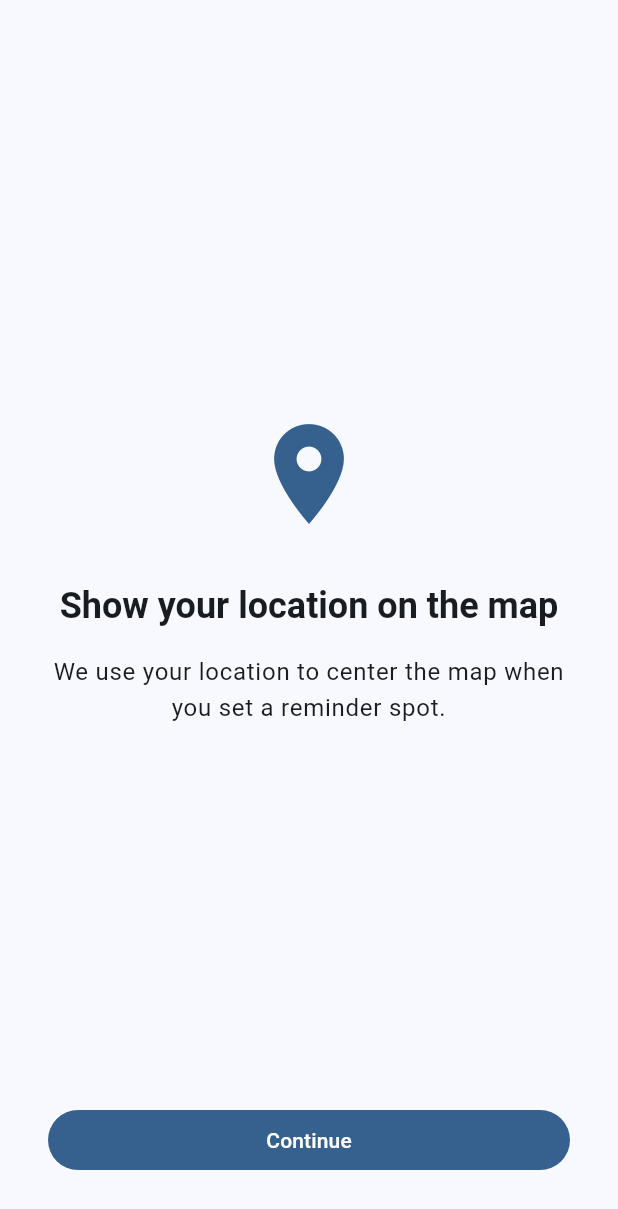
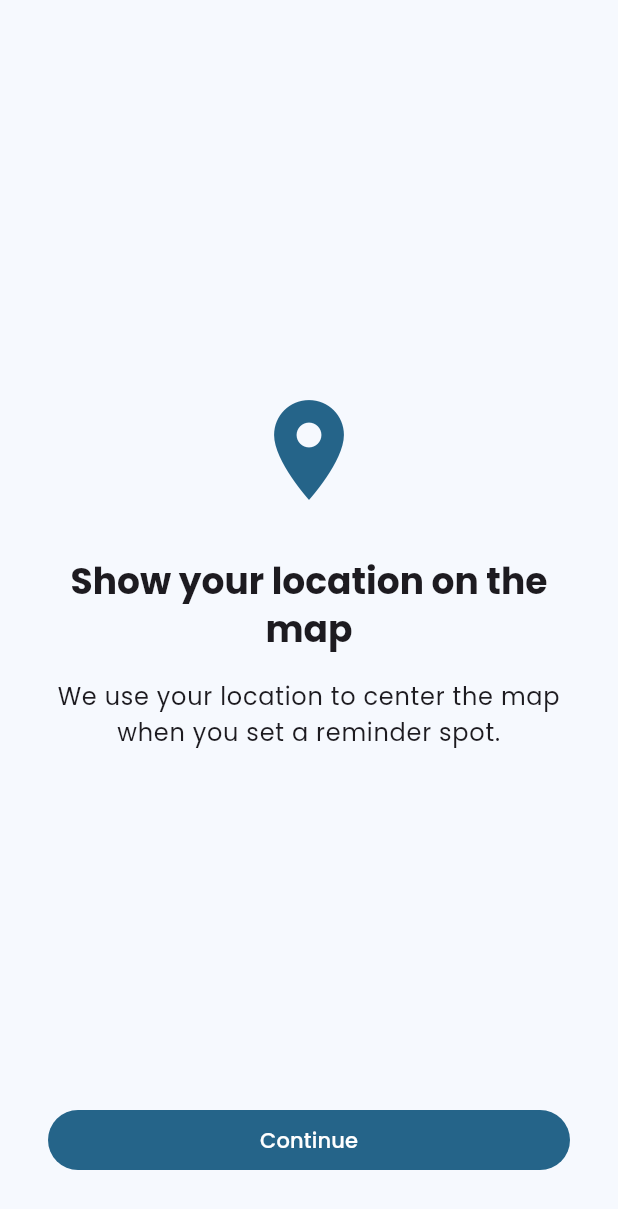
Before and after one commit to Afrothundr/while-youre-out, a Flutter app: the screen it shows after launch, on a phone screen of 412 x 824 dp. Shown: the top 1209 px of the screen. Run offline on Flutter 3.47's test engine with Material 3 defaults, Android fonts, the phone set to English and light mode, and no system bars; our stand-ins replace drift, equatable, flutter_local_notifications, flutter_riverpod, geolocator, go_router and 5 more; accounts and stored records are empty; generated files the repository leaves out were written again.

Commit message:
feat(ui_kit): add Poppins font, sky-blue seed color, card theme, and FAB shape
- Add google_fonts ^6.2.1 dependency
- Change default seed/list color from 0xFF2196F3 to 0xFF0099D9 (sky blue)
- Replace static TextStyle constants with GoogleFonts.poppins() getters
- Update AppTheme: use GoogleFonts.poppinsTextTheme as base TextTheme
- Add CardThemeData (elevation 2, 16px radius, 16x6 margin)
- Add FloatingActionButtonThemeData with StadiumBorder shape

Closes while-youre-out-0me

```diff
--- a/packages/ui_kit/lib/src/theme/app_colors.dart
+++ b/packages/ui_kit/lib/src/theme/app_colors.dart
@@ -4,7 +4,7 @@ import 'package:flutter/material.dart';
 abstract final class AppColors {
   /// Eight ARGB color values users can pick for a list's accent color.
   static const List<int> listColors = <int>[
-    0xFF2196F3, // blue (default)
+    0xFF0099D9, // sky blue (default)
     0xFF4CAF50, // green
     0xFFFF9800, // orange
     0xFFE91E63, // pink
--- a/packages/ui_kit/lib/src/theme/app_theme.dart
+++ b/packages/ui_kit/lib/src/theme/app_theme.dart
@@ -1,11 +1,12 @@
 import 'package:flutter/material.dart';
+import 'package:google_fonts/google_fonts.dart';
 
 import 'package:ui_kit/src/theme/text_styles.dart';
 
 /// Provides the app's [ThemeData] for light and dark modes.
 abstract final class AppTheme {
-  // blue — same as the first entry in AppColors.listColors (0xFF2196F3)
-  static const Color _seedColor = Color(0xFF2196F3);
+  // sky-blue — same as the first entry in AppColors.listColors (0xFF0099D9)
+  static const Color _seedColor = Color(0xFF0099D9);
 
   /// Light theme using Material 3.
   static ThemeData get light => ThemeData(
@@ -18,6 +19,16 @@ abstract final class AppTheme {
           centerTitle: false,
           elevation: 0,
           scrolledUnderElevation: 1,
+        ),
+        cardTheme: CardThemeData(
+          elevation: 2,
+          shape: RoundedRectangleBorder(
+            borderRadius: BorderRadius.circular(16),
+          ),
+          margin: const EdgeInsets.symmetric(horizontal: 16, vertical: 6),
+        ),
+        floatingActionButtonTheme: const FloatingActionButtonThemeData(
+          shape: StadiumBorder(),
         ),
         listTileTheme: const ListTileThemeData(
           contentPadding: EdgeInsets.symmetric(horizontal: 16),
@@ -41,6 +52,16 @@ abstract final class AppTheme {
           elevation: 0,
           scrolledUnderElevation: 1,
         ),
+        cardTheme: CardThemeData(
+          elevation: 2,
+          shape: RoundedRectangleBorder(
+            borderRadius: BorderRadius.circular(16),
+          ),
+          margin: const EdgeInsets.symmetric(horizontal: 16, vertical: 6),
+        ),
+        floatingActionButtonTheme: const FloatingActionButtonThemeData(
+          shape: StadiumBorder(),
+        ),
         listTileTheme: const ListTileThemeData(
           contentPadding: EdgeInsets.symmetric(horizontal: 16),
         ),
@@ -50,7 +71,7 @@ abstract final class AppTheme {
         ),
       );
 
-  static TextTheme get _textTheme => const TextTheme(
+  static TextTheme get _textTheme => GoogleFonts.poppinsTextTheme().copyWith(
         titleLarge: AppTextStyles.listTitle,
         titleMedium: AppTextStyles.itemTitle,
         labelSmall: AppTextStyles.badge,
--- a/packages/ui_kit/lib/src/theme/text_styles.dart
+++ b/packages/ui_kit/lib/src/theme/text_styles.dart
@@ -1,29 +1,24 @@
 import 'package:flutter/material.dart';
+import 'package:google_fonts/google_fonts.dart';
 
 /// Named text style constants used throughout the app.
 abstract final class AppTextStyles {
-  /// Used for list titles — 18sp, medium weight.
-  static const TextStyle listTitle = TextStyle(
-    fontSize: 18,
-    fontWeight: FontWeight.w500,
-  );
+  /// Used for list titles — 16sp, semi-bold weight.
+  static TextStyle get listTitle =>
+      GoogleFonts.poppins(fontSize: 16, fontWeight: FontWeight.w600);
 
-  /// Used for item titles — 16sp, regular weight.
-  static const TextStyle itemTitle = TextStyle(
-    fontSize: 16,
-    fontWeight: FontWeight.w400,
-  );
+  /// Used for item titles — 14sp, regular weight.
+  static TextStyle get itemTitle =>
+      GoogleFonts.poppins(fontSize: 14, fontWeight: FontWeight.w400);
 
-  /// Used for incomplete-count badges — 12sp, bold.
-  static const TextStyle badge = TextStyle(
-    fontSize: 12,
-    fontWeight: FontWeight.w700,
-  );
+  /// Used for incomplete-count badges — 11sp, bold.
+  static TextStyle get badge =>
+      GoogleFonts.poppins(fontSize: 11, fontWeight: FontWeight.w700);
 
   /// Used for dates and secondary info — 12sp, muted (60 % opacity).
-  static const TextStyle caption = TextStyle(
-    fontSize: 12,
-    fontWeight: FontWeight.w400,
-    color: Color(0x99000000), // black @ 60 %
-  );
+  static TextStyle get caption => GoogleFonts.poppins(
+        fontSize: 12,
+        fontWeight: FontWeight.w400,
+        color: const Color(0x99000000), // black @ 60 %
+      );
 }
--- a/packages/ui_kit/pubspec.yaml
+++ b/packages/ui_kit/pubspec.yaml
@@ -10,6 +10,7 @@ environment:
 dependencies:
   flutter:
     sdk: flutter
+  google_fonts: ^6.2.1
 
 dev_dependencies:
   flutter_test:
```
